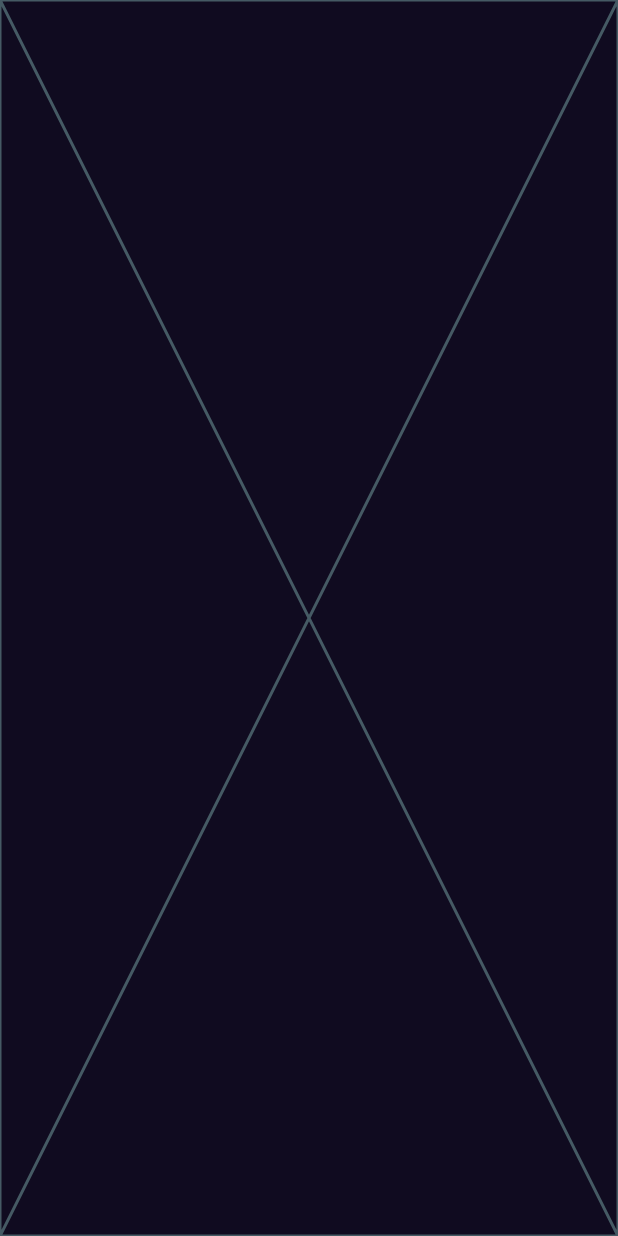
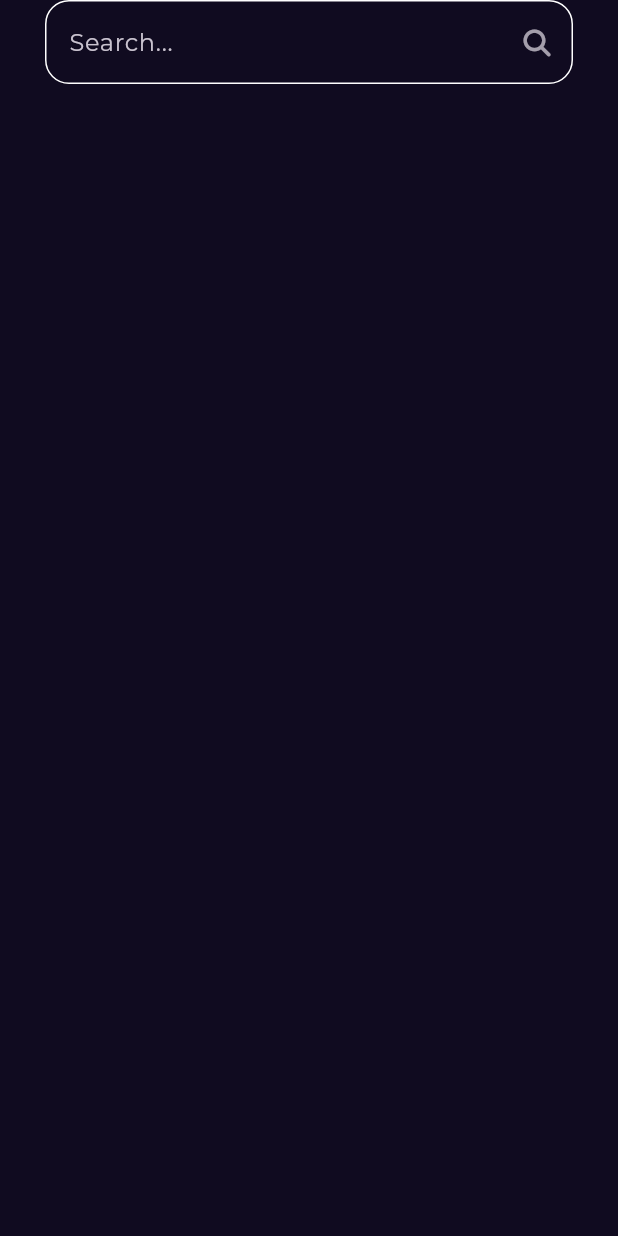
Before and after one commit to Youssef-Fekry/bookly, a Flutter app: the SearchView screen opened by its route, on a phone screen of 412 x 824 dp. Run offline on Flutter 3.47's test engine with Material 3 defaults, Android fonts, the phone set to English and light mode, and no system bars; our stand-ins replace font_awesome_flutter, go_router, google_fonts, lottie; network calls fail.

Commit message:
create search view

```diff
--- /dev/null
+++ b/lib/Features/search/presentation/widgets/customsearch.dart
@@ -0,0 +1,31 @@
+import 'package:flutter/material.dart';
+import 'package:font_awesome_flutter/font_awesome_flutter.dart';
+
+class CustomeSearchTextFiled extends StatelessWidget {
+  const CustomeSearchTextFiled({super.key});
+
+  @override
+  Widget build(BuildContext context) {
+    return TextField(
+      decoration: InputDecoration(
+        enabledBorder: buildOutlineInputBorder(),
+        focusedBorder: buildOutlineInputBorder(),
+        hintText: 'Search...',
+        suffixIcon: const Opacity(
+          opacity: .8,
+          child: Icon(
+            FontAwesomeIcons.magnifyingGlass,
+            size: 18,
+          ),
+        ),
+      ),
+    );
+  }
+
+  OutlineInputBorder buildOutlineInputBorder() {
+    return OutlineInputBorder(
+      borderSide: const BorderSide(color: Colors.white),
+      borderRadius: BorderRadius.circular(16),
+    );
+  }
+}
--- a/lib/Features/search/presentation/widgets/search_view_body.dart
+++ b/lib/Features/search/presentation/widgets/search_view_body.dart
@@ -1,12 +1,18 @@
-
-
-import 'package:flutter/cupertino.dart';
+import 'package:bokly_app/Features/search/presentation/widgets/customsearch.dart';
+import 'package:flutter/material.dart';
 
 class SearchViewBody extends StatelessWidget {
   const SearchViewBody({super.key});
 
   @override
   Widget build(BuildContext context) {
-    return const Placeholder();
+    return const Padding(
+      padding: EdgeInsets.symmetric(horizontal: 30.0),
+      child: Column(
+        children: [
+          CustomeSearchTextFiled(),
+        ],
+      ),
+    );
   }
 }
```
